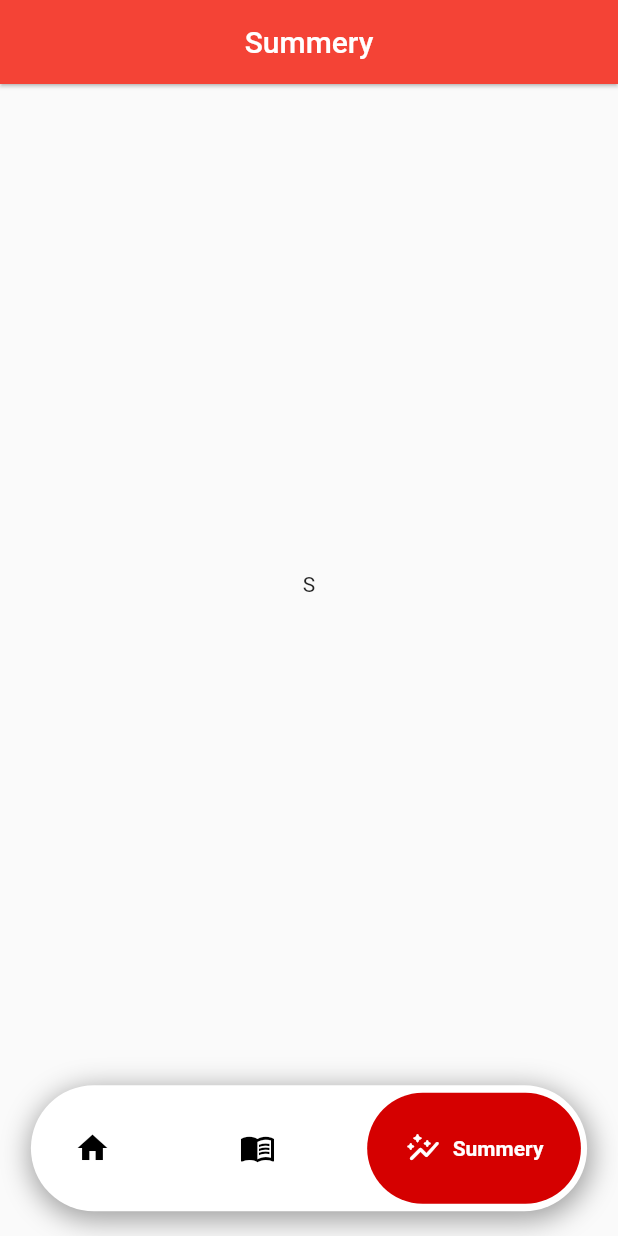
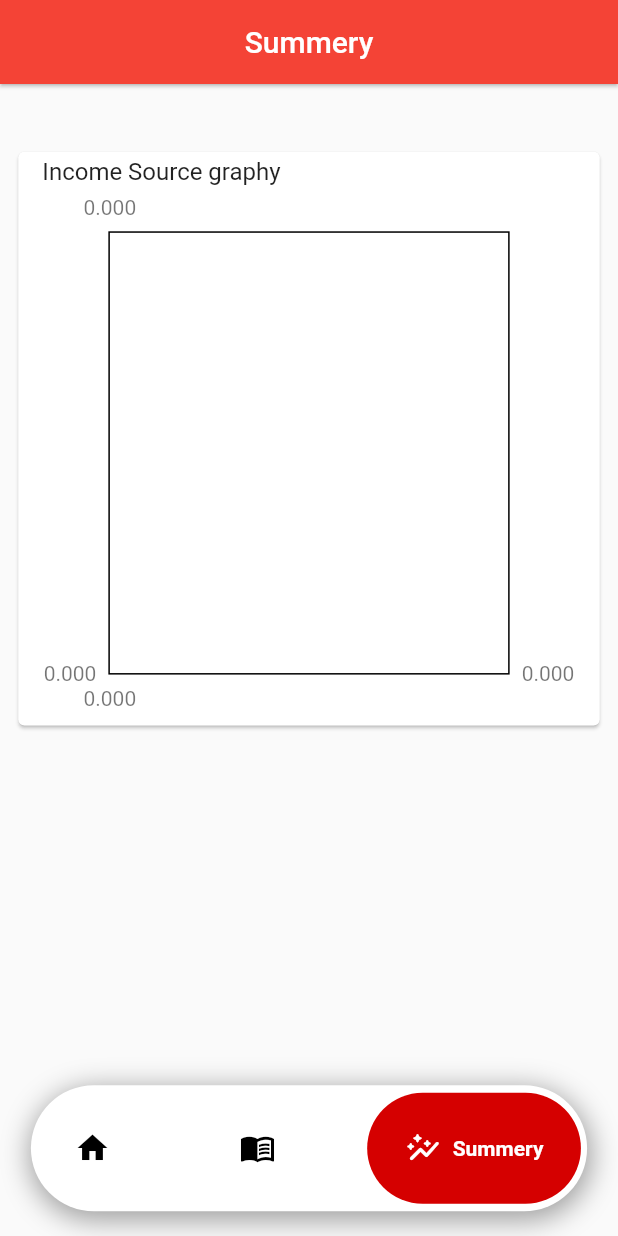
Before and after one commit to yash1711v/FinancialApk, a Flutter app: the screen it shows after launch, item 3 of the bottom bar chosen, on a phone screen of 412 x 824 dp. Run offline on Flutter 3.47's test engine with Material 2 defaults, Android fonts, the phone set to English and light mode, and no system bars; drawn by our look-alikes of fl_chart, google_nav_bar; our stand-ins replace get, sqflite; accounts and stored records are empty.

Commit message:
All files

```diff
--- /dev/null
+++ b/lib/LineChartWidget/LinechartWidget.dart
@@ -0,0 +1,25 @@
+
+import 'package:fl_chart/fl_chart.dart';
+import 'package:flutter/material.dart';
+
+import '../Screens/Summery/IncomePoints.dart';
+class LineChartWidget extends StatelessWidget {
+  final List<IncomePoints> points;
+  const LineChartWidget(this.points,{Key? key}) : super(key: key);
+
+  @override
+  Widget build(BuildContext context) {
+    return AspectRatio(
+      aspectRatio: 1,
+      child: LineChart((LineChartData(
+          lineBarsData:[
+            LineChartBarData(
+              spots: points.map((point) => FlSpot(point.x as double,point.y)).toList(),
+              isCurved: true,
+              dotData: FlDotData(show: true),
+
+            )
+          ]))),
+    );
+  }
+}
--- /dev/null
+++ b/lib/Screens/Summery/IncomePoints.dart
@@ -0,0 +1,21 @@
+import '../DatabaseMethods/DatabaseHelper.dart';
+import 'package:collection/collection.dart';
+
+class IncomePoints{
+  final double x;
+  final double y;
+
+  IncomePoints({required  this.x,required this.y});}
+List<int> _journals=[];
+  void _refreshJournals() async{
+    final data=await SQLHelper.getItems();
+    for(int i=0;i<data.length;i++){
+      _journals.add(data[i]['Amount']);
+    }
+    print(_journals.toString());
+  }
+  List<IncomePoints> get incomePoints{
+    _refreshJournals();
+    final data=_journals;
+    return data.mapIndexed(((index,element)=>IncomePoints(x: index.toDouble(), y: element.toDouble()))).toList();
+  }
--- a/lib/Screens/Summery/Summery.dart
+++ b/lib/Screens/Summery/Summery.dart
@@ -1,7 +1,10 @@
+import 'package:fl_chart/fl_chart.dart';
 import 'package:flutter/material.dart';
 import 'package:flutter/services.dart';
 
+import '../../LineChartWidget/LinechartWidget.dart';
 import '../BottomNavbar/BottomNavBar.dart';
+import 'IncomePoints.dart';
 class Summery extends StatefulWidget {
   const Summery({Key? key}) : super(key: key);
 
@@ -15,8 +18,12 @@ class _SummeryState extends State<Summery> {
     super.initState();
     _currentIndex=2;
   }
+  double deviceHeight(BuildContext context) => MediaQuery.of(context).size.height;
+  double deviceWidth(BuildContext context) => MediaQuery.of(context).size.width;
+  final List<IncomePoints> points=[];
   @override
   Widget build(BuildContext context) {
+
     return WillPopScope(
 
       onWillPop: () async{
@@ -34,11 +41,20 @@ class _SummeryState extends State<Summery> {
               ),
             ),
           ),
-        body: Center(
-            child: Text(
-                'S'
-            )
-        ),
+        body: Container(
+          margin: EdgeInsets.only(
+            top: deviceHeight(context)*0.05,
+              right:   deviceWidth(context)*0.02,
+              left:   deviceWidth(context)*0.02,
+          ),
+              child: Card(
+                child: ListTile(
+                  title: Text("Income Source graphy"),
+                  subtitle: LineChartWidget(incomePoints),
+                ),
+              ),
+            ),
+
         bottomNavigationBar: BottomNavbar(currentIndex: _currentIndex,),
       ),
     );
--- a/pubspec.yaml
+++ b/pubspec.yaml
@@ -35,6 +35,7 @@ dependencies:
   google_nav_bar: ^5.0.6
   sqflite: ^2.2.8+4
   path_provider: ^2.0.15
+  fl_chart: ^0.62.0
 
 
 
```
Also changed, not shown: pubspec.lock.
